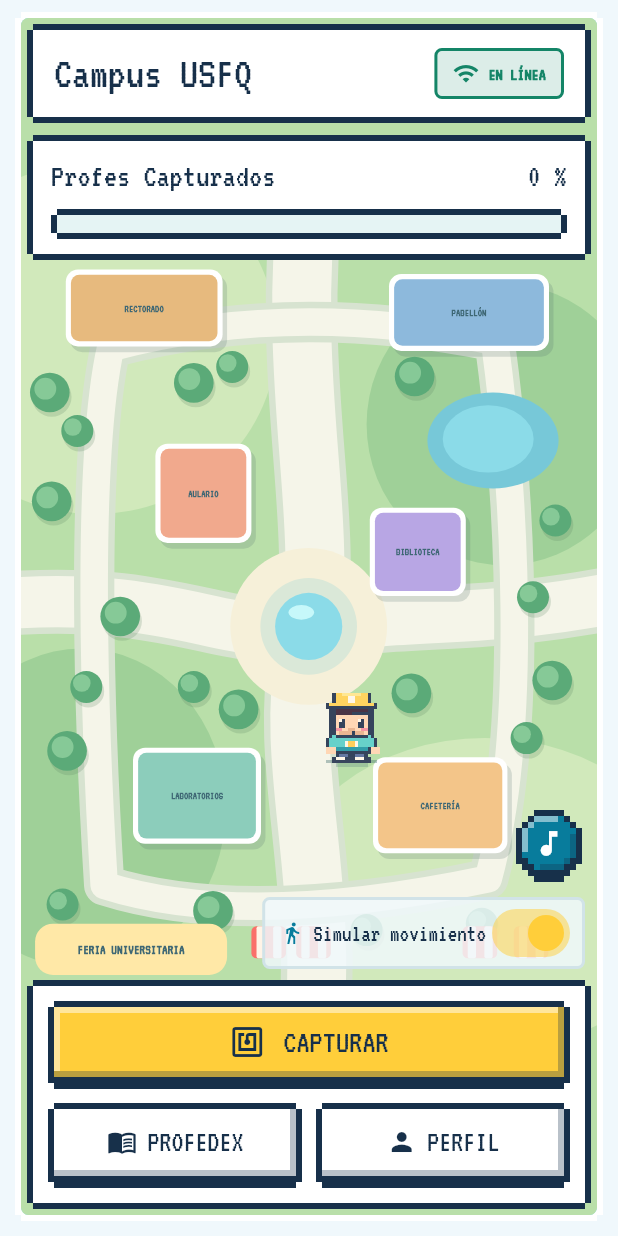
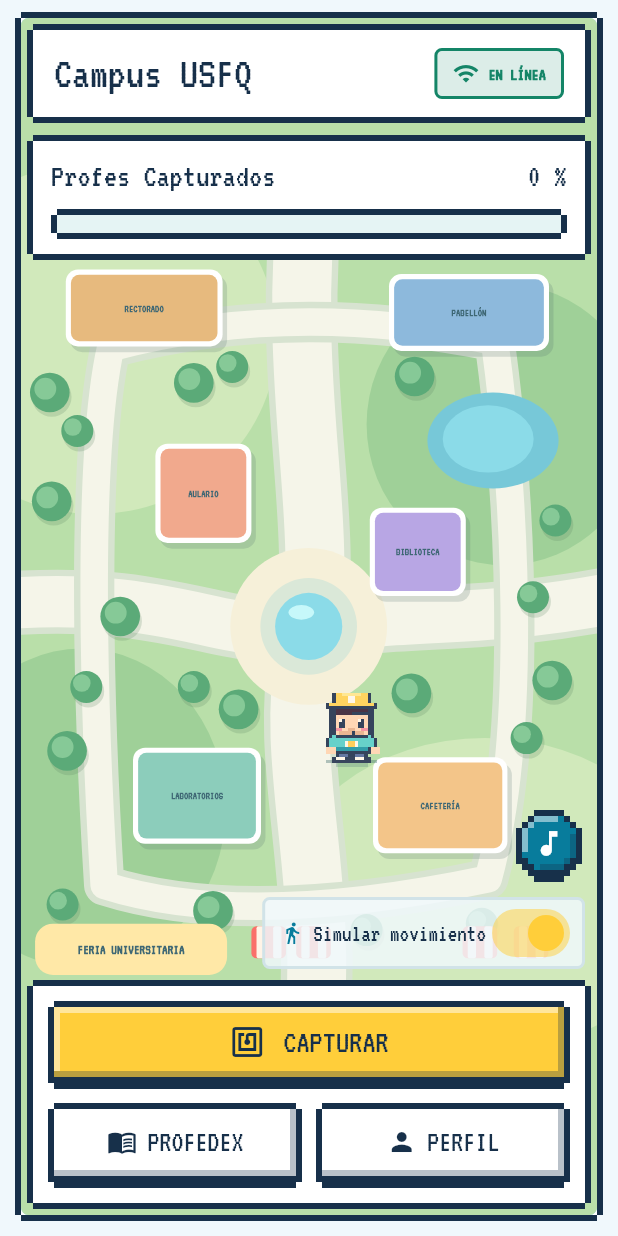
Before and after one commit to danycaste1304/profesor_go, a Flutter app: the MapScreen screen opened by its route, after a tap on the "music off" icon, on a phone screen of 412 x 824 dp. Run offline on Flutter 3.47's test engine with Material 3 defaults, Android fonts, the phone set to English and light mode, and no system bars; our stand-ins replace audioplayers, cached_network_image, connectivity_plus, flutter_animate, flutter_riverpod, geolocator and 3 more; missing offline and left inert: nfc_manager; accounts and stored records are empty.

Commit message:
ui minor changes

```diff
--- a/apps/mobile/lib/app/theme.dart
+++ b/apps/mobile/lib/app/theme.dart
@@ -139,6 +139,10 @@
         backgroundColor: AppColors.background,
         foregroundColor: AppColors.text,
         elevation: 0,
+        // Tint shown when content scrolls under the bar (M3 default is the
+        // yellow `primary`); a darker blue from the palette instead.
+        surfaceTintColor: AppColors.accentAlt,
+        scrolledUnderElevation: 11,
         centerTitle: true,
         titleTextStyle: TextStyle(
           fontFamily: displayFontFamily,
--- a/apps/mobile/lib/features/map/presentation/map_screen.dart
+++ b/apps/mobile/lib/features/map/presentation/map_screen.dart
@@ -480,7 +480,7 @@
 
     return PixelCard(
       padding: EdgeInsets.zero,
-      borderColor: Colors.white,
+      borderColor: AppColors.onAccent,
       child: ClipRRect(
         borderRadius: BorderRadius.circular(AppTheme.radius),
         child: Stack(
```
